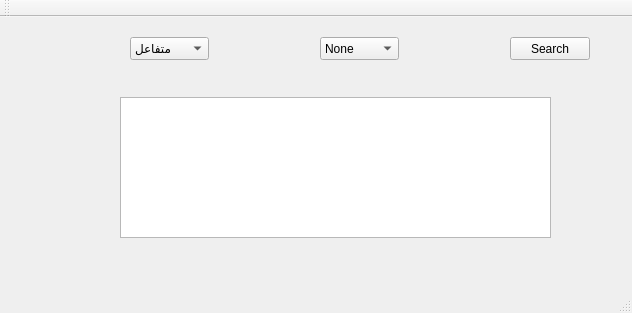
This is Assajjaa/mainwindow.ui in kariminf/assajjaa as Qt 5 draws it before an edit. The edited form follows.
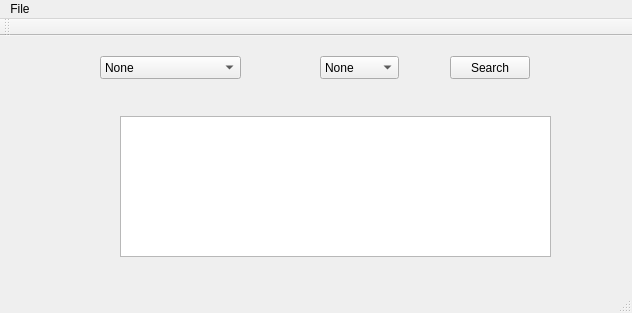
This is the edited form.

Diff of the .ui file:
```diff
--- a/Assajjaa/mainwindow.ui
+++ b/Assajjaa/mainwindow.ui
@@ -17,7 +17,7 @@
    <widget class="QPushButton" name="srch">
     <property name="geometry">
      <rect>
-      <x>510</x>
+      <x>450</x>
       <y>20</y>
       <width>80</width>
       <height>23</height>
@@ -60,12 +60,17 @@
    <widget class="QComboBox" name="comboBox_2">
     <property name="geometry">
      <rect>
-      <x>130</x>
+      <x>100</x>
       <y>20</y>
-      <width>79</width>
+      <width>141</width>
       <height>23</height>
      </rect>
     </property>
+    <item>
+     <property name="text">
+      <string>None</string>
+     </property>
+    </item>
     <item>
      <property name="text">
       <string>متفاعل</string>
@@ -92,6 +97,13 @@
      <height>20</height>
     </rect>
    </property>
+   <widget class="QMenu" name="menuFile">
+    <property name="title">
+     <string>File</string>
+    </property>
+    <addaction name="actionExit"/>
+   </widget>
+   <addaction name="menuFile"/>
   </widget>
   <widget class="QToolBar" name="mainToolBar">
    <attribute name="toolBarArea">
```
Left out of the diff: 11 changed lines with no effect on the pictures.
